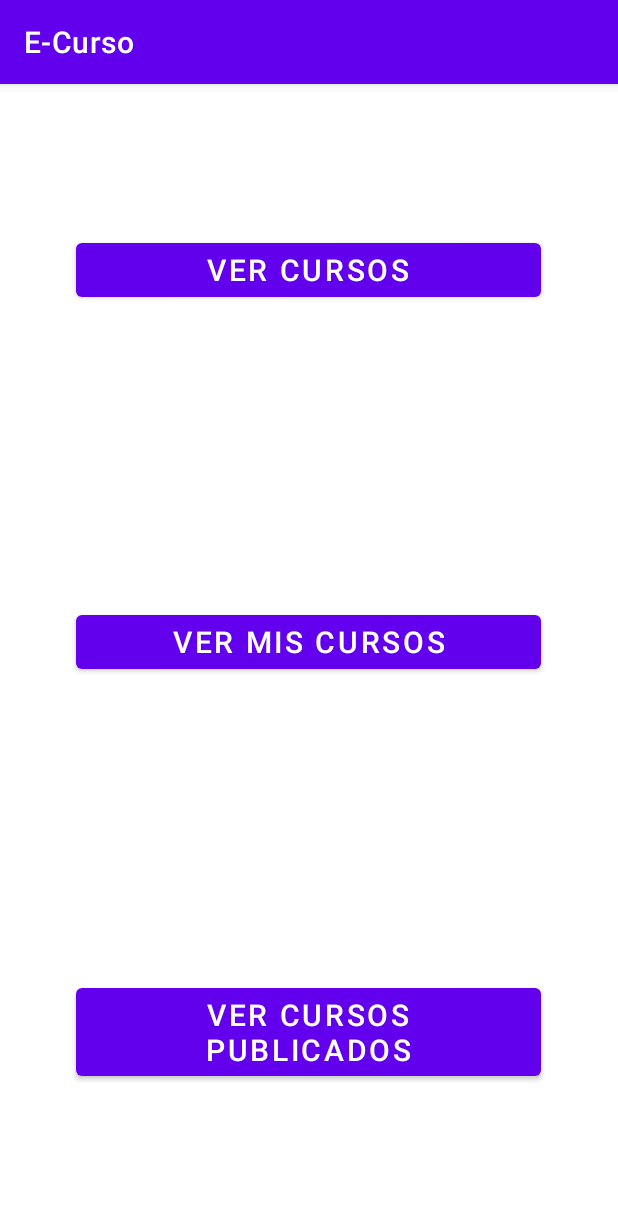
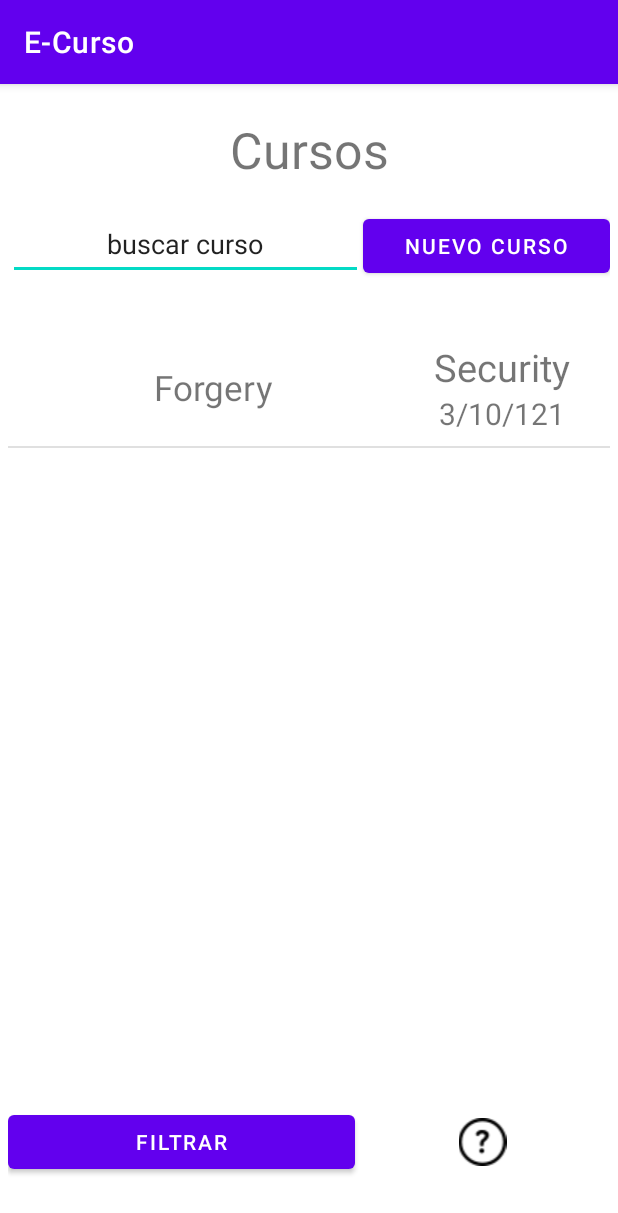
Before and after one commit to BraisIglesias17/E-Cursos, an Android app: the VerCursos screen opened directly, with no data from a screen before it, on a phone screen of 412 x 824 dp. Shown: the top 1213 px of the screen. Run offline under Robolectric (Android 15) with nearby library versions, the phone set to English and light mode, and no system bars.

Commit message:
Algunos cambios en VerCursos y ver_cursos_activity.xml

```diff
--- a/GestionDeCursos/app/src/main/java/com/example/e_curso/MainActivity.java
+++ b/GestionDeCursos/app/src/main/java/com/example/e_curso/MainActivity.java
@@ -33,7 +33,7 @@ public class MainActivity extends AppCompatActivity {
             public void onClick(View view) {
 
                 boolean acceder=MainActivity.this.checkLogIn();
-                boolean admin=true;
+                boolean admin=false;
                 if(acceder && !admin){
                     Intent menu_principal=new Intent(MainActivity.this, MenuPrincipal.class);
                     MainActivity.this.goTo(menu_principal,"nombeusuario");
--- a/GestionDeCursos/app/src/main/java/com/example/e_curso/view/VerCursos.java
+++ b/GestionDeCursos/app/src/main/java/com/example/e_curso/view/VerCursos.java
@@ -1,32 +1,54 @@
 package com.example.e_curso.view;
 
+import android.os.Build;
 import android.os.Bundle;
+import android.view.View;
+import android.widget.AdapterView;
+import android.widget.ImageView;
 import android.widget.ListView;
+import android.widget.TextView;
+import android.widget.Toast;
 
+import androidx.appcompat.app.AlertDialog;
 import androidx.appcompat.app.AppCompatActivity;
 
 import com.example.e_curso.Adapter.CursosListAdapter;
 import com.example.e_curso.R;
 import com.example.e_curso.core.Curso;
 
+import java.util.ArrayList;
+import java.util.Date;
+import java.util.LinkedList;
 import java.util.List;
 
 public class VerCursos extends AppCompatActivity {
 
 
+    private static final String MENSAJE_AYUDA_CURSOS = "Manten pulsado sobre un curso para ver las opciones";
     CursosListAdapter adapter;
-    List<Curso> cursos;
+    ArrayList<Curso> cursos;
     boolean creador;
 
 
     @Override
     protected void onCreate(Bundle savedInstanceState) {
         super.onCreate(savedInstanceState);
-        setContentView(R.layout.menu_principal_usuario_activity);
+        setContentView(R.layout.ver_cursos_activity);
+        this.gestionAyuda();
 
 
-        ListView listViewCursos=this.findViewById(R.id.listViewCursosGenerales);
+        this.mockUpMethod();
+        ListView listViewCursos= (ListView) this.findViewById(R.id.listViewCursosGenerales);
+        listViewCursos.setAdapter(this.adapter);
 
+
+        listViewCursos.setOnItemLongClickListener(new AdapterView.OnItemLongClickListener() {
+            @Override
+            public boolean onItemLongClick(AdapterView<?> adapterView, View view, int i, long l) {
+                Toast.makeText(VerCursos.this,"Hola",Toast.LENGTH_SHORT).show();
+                return true;
+            }
+        });
         //ESTA CLASE DEBERA DISPARAR UNA BUSQUEDA SOBRE LA BASE DE DATOS
 
         if(creador){
@@ -37,4 +59,28 @@ public class VerCursos extends AppCompatActivity {
 
         listViewCursos.setAdapter(adapter);
     }
+
+    private void gestionAyuda() {
+        ImageView img=this.findViewById(R.id.imgHelp);
+        img.setOnClickListener(new View.OnClickListener() {
+            @Override
+            public void onClick(View view) {
+                AlertDialog.Builder builder=new AlertDialog.Builder(VerCursos.this);
+                builder.setTitle("Ayuda");
+                builder.setMessage(MENSAJE_AYUDA_CURSOS);
+                builder.setNeutralButton("Volver",null);
+                builder.create().show();
+
+            }
+        });
+    }
+
+    private void mockUpMethod(){
+        this.cursos=new ArrayList<>();
+        this.cursos.add(new Curso("It will be fun","Forgery","Security",30,new Date(),2));
+
+        this.adapter=new CursosListAdapter(this,this.cursos);
+
+
+    }
 }
--- a/GestionDeCursos/app/src/main/res/layout/ver_cursos_activity.xml
+++ b/GestionDeCursos/app/src/main/res/layout/ver_cursos_activity.xml
@@ -54,13 +54,13 @@
         </LinearLayout>
 
         <LinearLayout
-            android:id="@+id/listViewCursosGenerales"
             android:layout_width="match_parent"
             android:layout_height="402dp"
             android:layout_weight="0.25"
             android:orientation="horizontal">
 
             <ListView
+                android:id="@+id/listViewCursosGenerales"
                 android:layout_width="match_parent"
                 android:layout_height="540dp" />
         </LinearLayout>
```
